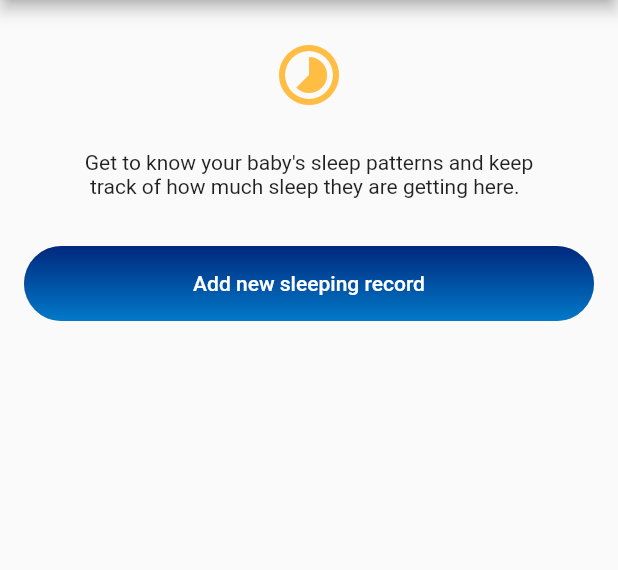
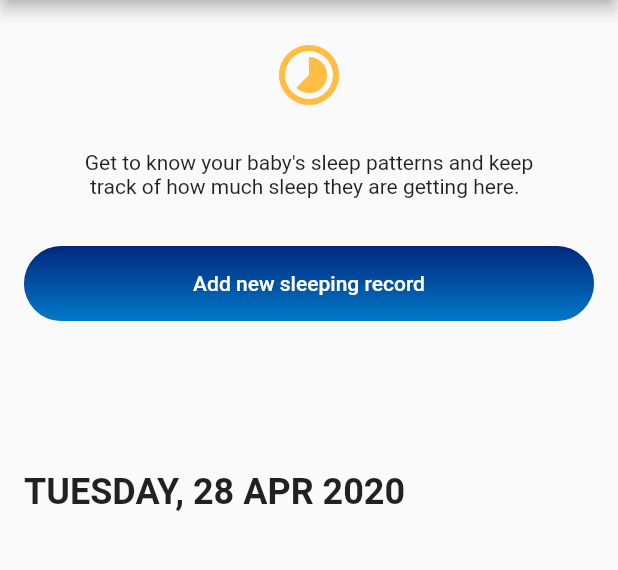
Before and after one commit to Jolcik/RbInternCaseStudy, a Flutter app: the screen it shows after launch, on a phone screen of 412 x 824 dp, the part 84-654 px from its top. Run offline on Flutter 3.47's test engine with Material 2 defaults, Android fonts, the phone set to English and light mode, and no system bars.

Commit message:
add date text on home page

```diff
--- a/lib/main.dart
+++ b/lib/main.dart
@@ -1,4 +1,5 @@
 import 'package:flutter/material.dart';
+import 'package:intl/intl.dart';
 
 void main() => runApp(RbCaseStudyApp());
 
@@ -23,6 +24,7 @@ class HomePage extends StatefulWidget {
   HomePage({Key key, this.title}) : super(key: key);
 
   final String title;
+  final String dateText = DateFormat("EEEE, d MMM yyyy").format(DateTime.now()).toUpperCase();
 
   @override
   _HomePageState createState() => _HomePageState();
@@ -81,6 +83,17 @@ class _HomePageState extends State<HomePage> {
               ),
             )
           ),
+          Container(
+            height: 100.0,
+          ),
+          Text(
+            widget.dateText,
+            style: TextStyle(
+                color: Colors.black87,
+                fontSize: 24,
+                fontWeight: FontWeight.bold
+            ),
+          )
         ],
       ),
     );
--- a/pubspec.yaml
+++ b/pubspec.yaml
@@ -19,6 +19,7 @@ environment:
 dependencies:
   flutter:
     sdk: flutter
+  intl: ^0.16.0
 
   # The following adds the Cupertino Icons font to your application.
   # Use with the CupertinoIcons class for iOS style icons.
```
Also changed, not shown: pubspec.lock.
